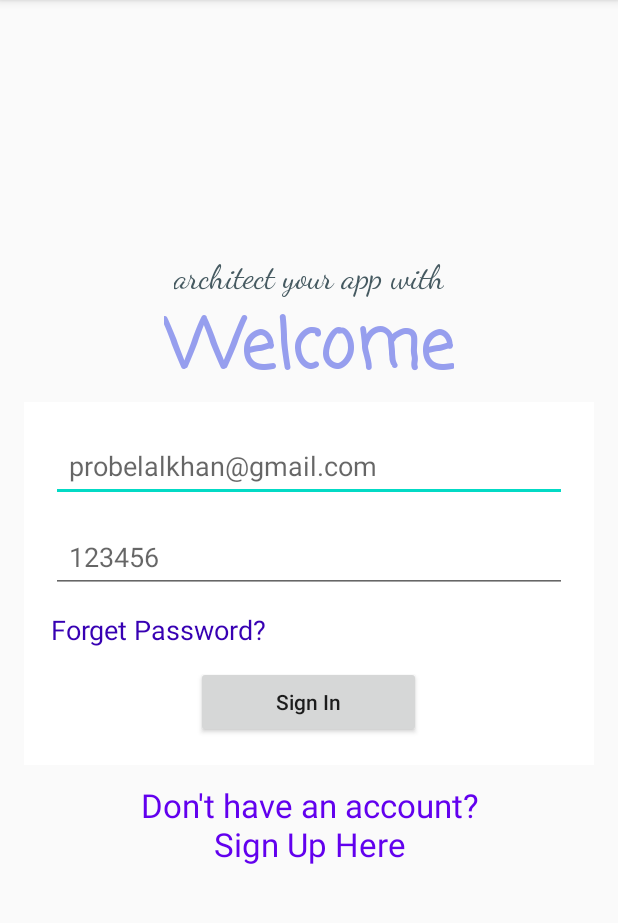
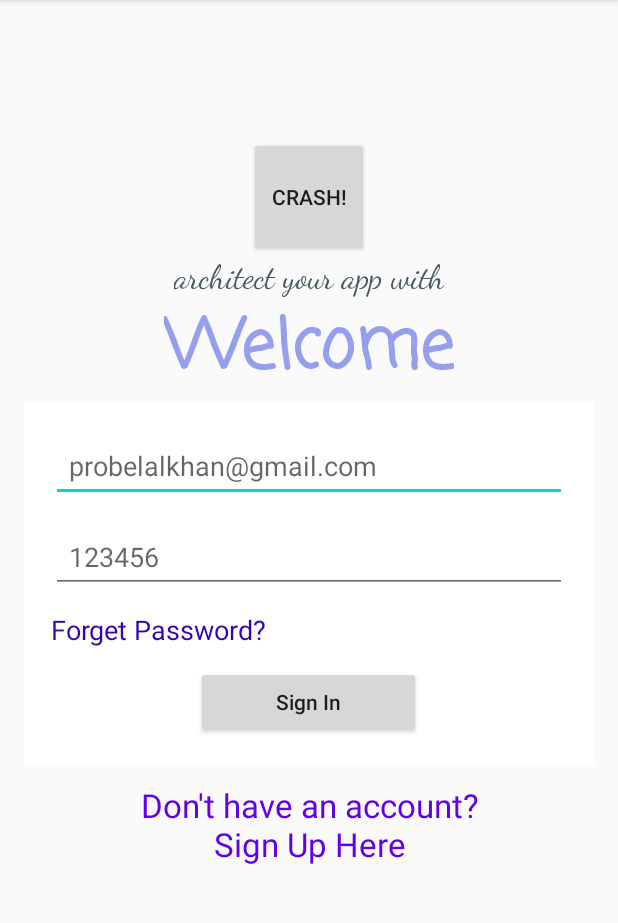
Before and after one commit to kelvius/SampleTesterApp, an Android app: the screen it shows after launch (LoginActivity), on a phone screen of 412 x 824 dp, the part 84-1007 px from its top. Run offline under Robolectric (Android 15) with nearby library versions, the phone set to English and light mode, and no system bars; our stand-ins replace data binding.

Commit message:
Included Firebase and Crashlistics integration

```diff
--- a/app/src/main/java/com/example/sampletesterapp/ui/auth/LoginActivity.kt
+++ b/app/src/main/java/com/example/sampletesterapp/ui/auth/LoginActivity.kt
@@ -1,6 +1,7 @@
 package com.example.sampletesterapp.ui.auth
 
 import android.os.Bundle
+import android.view.ViewGroup
 import android.widget.Button
 import android.widget.Toast
 import androidx.appcompat.app.AppCompatActivity
@@ -28,6 +29,21 @@ class LoginActivity : AppCompatActivity(),
         binding.viewmodel = viewModel
 
         viewModel.authListener = this
+
+
+        crashButton.text = "Crash!"
+        //Enable this to test CrashLitics reporting toll at
+        //https://console.firebase.google.com/project/sampletesterapp/crashlytics/app/
+        //android:com.example.sampletesterapp/issues?time=last-seven-days&state=open&type=crash
+
+//        crashButton.setOnClickListener {
+//            throw RuntimeException("Test Crash") // Force a crash
+//            addContentView(crashButton, ViewGroup.LayoutParams(
+//                ViewGroup.LayoutParams.MATCH_PARENT,
+//                ViewGroup.LayoutParams.WRAP_CONTENT))
+//        }
+
+
     }
 
     override fun onStarted() {
--- a/app/src/main/res/layout/activity_login.xml
+++ b/app/src/main/res/layout/activity_login.xml
@@ -22,9 +22,10 @@
             android:layout_height="wrap_content"
             android:padding="16dp">
 
-            <ImageView
-                android:id="@+id/image_view_logo"
+            <Button
+                android:id="@+id/crashButton"
                 android:layout_width="80dp"
+                android:text="Crash!"
                 android:layout_height="80dp"
                 android:layout_centerHorizontal="true"
                 android:layout_marginTop="75dp" />
@@ -33,7 +34,7 @@
                 android:id="@+id/linearLayout1"
                 android:layout_width="match_parent"
                 android:layout_height="wrap_content"
-                android:layout_below="@id/image_view_logo"
+                android:layout_below="@id/crashButton"
                 android:orientation="vertical">
 
                 <TextView
--- a/build.gradle
+++ b/build.gradle
@@ -15,6 +15,12 @@ buildscript {
         // in the individual module build.gradle files
         //Android Navigation Safe Args Classpath
         classpath "androidx.navigation:navigation-safe-args-gradle-plugin:2.2.0-alpha02"
+
+        //Firebase extensions
+        classpath 'com.google.gms:google-services:4.3.3'
+
+        // Add the Crashlytics Gradle plugin.
+        classpath 'com.google.firebase:firebase-crashlytics-gradle:2.0.0'
     }
 }
 
```
Also changed, not shown: app/build.gradle (+13 -0 lines), 2 other files.
